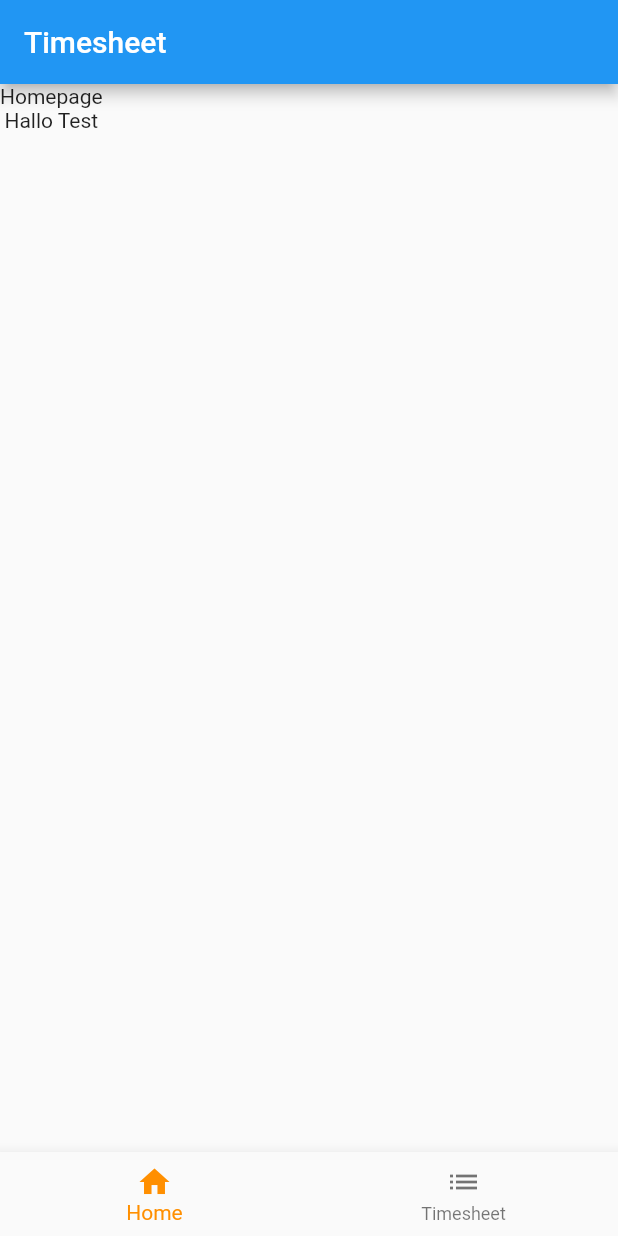
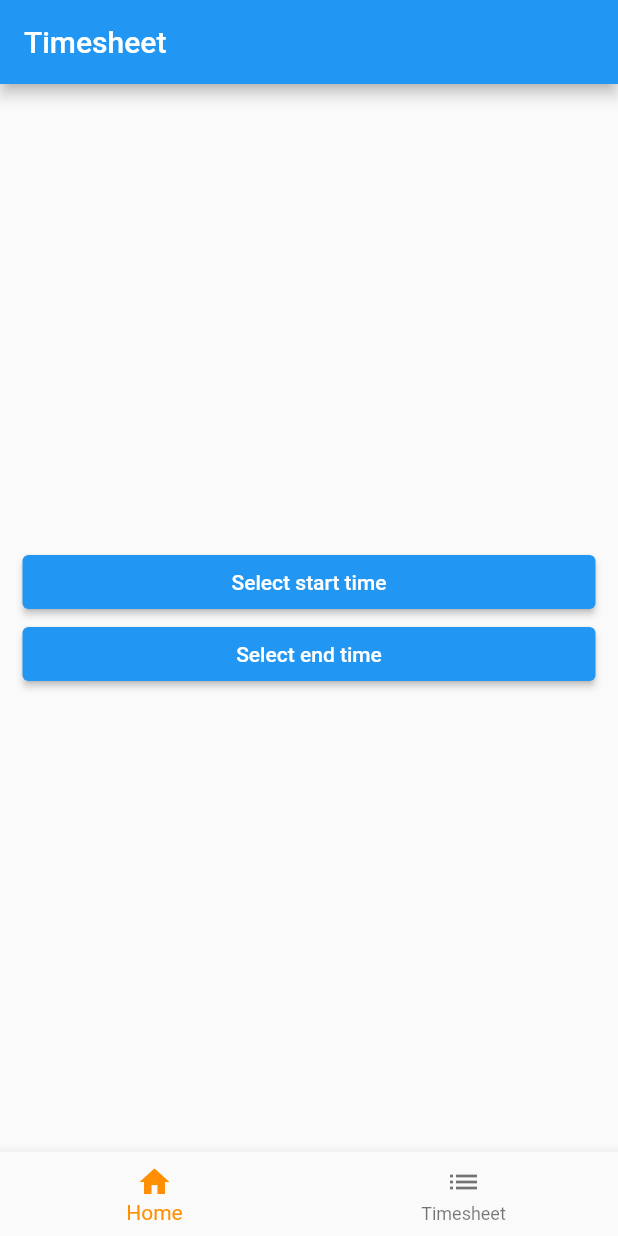
Before and after one commit to NatalieBrucki/ts_frontend, a Flutter app: the screen it shows after launch, on a phone screen of 412 x 824 dp. Run offline on Flutter 3.47's test engine with Material 2 defaults, Android fonts, the phone set to English and light mode, and no system bars.

Commit message:
Implemented first buttons for date time picking

```diff
--- a/lib/homePage.dart
+++ b/lib/homePage.dart
@@ -1,4 +1,5 @@
 import 'package:flutter/material.dart';
+import 'package:intl/intl.dart';
 
 class homePage extends StatefulWidget {
   const homePage({super.key});
@@ -10,15 +11,153 @@ class homePage extends StatefulWidget {
 
 class _homePageState extends State<homePage> {
 
+  DateTime selectedDate = DateTime.now();
+  TimeOfDay selectedTime = TimeOfDay.now();
+  DateTime dateTimeStart = DateTime.now();
+  DateTime dateTimeEnd = DateTime.now();
+  bool showDate = false;
+  bool showTime = false;
+  bool showDateTime = false;
+
+//    // Select for Date
+  Future<DateTime> _selectDate(BuildContext context) async {
+    final selected = await showDatePicker(
+      context: context,
+      initialDate: selectedDate,
+      firstDate: DateTime(2000),
+      lastDate: DateTime(2025),
+    );
+    if (selected != null && selected != selectedDate) {
+      setState(() {
+        selectedDate = selected;
+      });
+    }
+    return selectedDate;
+  }
+
+// Select for Time
+  Future<TimeOfDay> _selectTime(BuildContext context) async {
+    final selected = await showTimePicker(
+      context: context,
+      initialTime: selectedTime,
+    );
+    if (selected != null && selected != selectedTime) {
+      setState(() {
+        selectedTime = selected;
+      });
+    }
+    return selectedTime;
+  }
+  // select date time picker
+
+  Future _selectDateTimeStart(BuildContext context) async {
+    final date = await _selectDate(context);
+      if (date == null) return;
+
+    final time = await _selectTime(context);
+
+      if (time == null) return;
+    setState(() {
+      dateTimeStart = DateTime(
+        date.year,
+        date.month,
+        date.day,
+        time.hour,
+        time.minute,
+      );
+    });
+  }
+
+  Future _selectDateTimeEnd(BuildContext context) async {
+    final date = await _selectDate(context);
+      if (date == null) return;
+
+    final time = await _selectTime(context);
+
+      if (time == null) return;
+    setState(() {
+      dateTimeEnd = DateTime(
+        date.year,
+        date.month,
+        date.day,
+        time.hour,
+        time.minute,
+      );
+    });
+  }
+
+ String getDate() {
+    // ignore: unnecessary_null_comparison
+    if (selectedDate == null) {
+      return 'select date';
+    } else {
+      return DateFormat('MMM d, yyyy').format(selectedDate);
+    }
+  }
+
+String getDateTime(bool start) {
+    // ignore: unnecessary_null_comparison
+    var dateTime;
+    if(start) {
+      dateTime = dateTimeStart;
+    }
+    else {
+      dateTime = dateTimeEnd;
+    }
+    if (dateTime == null) {
+      return 'select date timer';
+    } else {
+      return DateFormat('yyyy-MM-dd HH:mm a').format(dateTime);
+    }
+  }
+  String getTime(TimeOfDay tod) {
+    final now = DateTime.now();
+
+    final dt = DateTime(now.year, now.month, now.day, tod.hour, tod.minute);
+    final format = DateFormat.jm();
+    return format.format(dt);
+  }
+
+
   @override
   Widget build(BuildContext context) {
     return Scaffold(
-      body: Column(
-        children: <Widget>[
-          Text(widget.title),
-          Text("Hallo Test"),
-        ]
-      )
+            body: Center(
+        child: Column(
+          crossAxisAlignment: CrossAxisAlignment.start,
+          mainAxisAlignment: MainAxisAlignment.center,
+          children: [
+            Container(
+              padding: const EdgeInsets.symmetric(horizontal: 15),
+              width: double.infinity,
+              child: ElevatedButton(
+                onPressed: () {
+                  _selectDateTimeStart(context);
+                  showDateTime = true;
+                },
+                child: const Text('Select start time'),
+              ),
+            ),
+            showDateTime
+                ? Center(child: Text(getDateTime(true)))
+                : const SizedBox(),
+            Container(
+              padding: const EdgeInsets.symmetric(horizontal: 15),
+              width: double.infinity,
+              child: ElevatedButton(
+                onPressed: () {
+                  _selectDateTimeEnd(context);
+                  showDateTime = true;
+                },
+                child: const Text('Select end time'),
+              ),
+            ),
+            showDateTime
+                ? Center(child: Text(getDateTime(false)))
+                : const SizedBox(),
+          ],
+        ),
+      ),
     );
   }
 }
--- a/pubspec.yaml
+++ b/pubspec.yaml
@@ -37,6 +37,7 @@ dependencies:
   # The following adds the Cupertino Icons font to your application.
   # Use with the CupertinoIcons class for iOS style icons.
   cupertino_icons: ^1.0.2
+  flutter_form_builder: ^7.7.0
 
 dev_dependencies:
   flutter_test:
```
Also changed, not shown: pubspec.lock.
